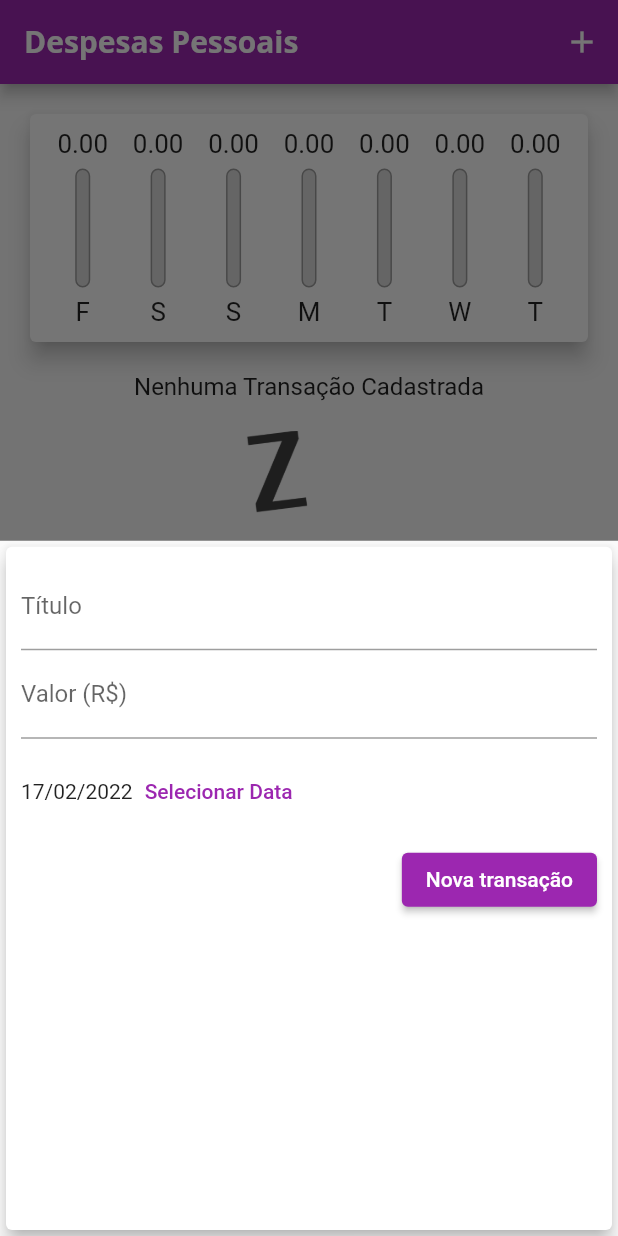
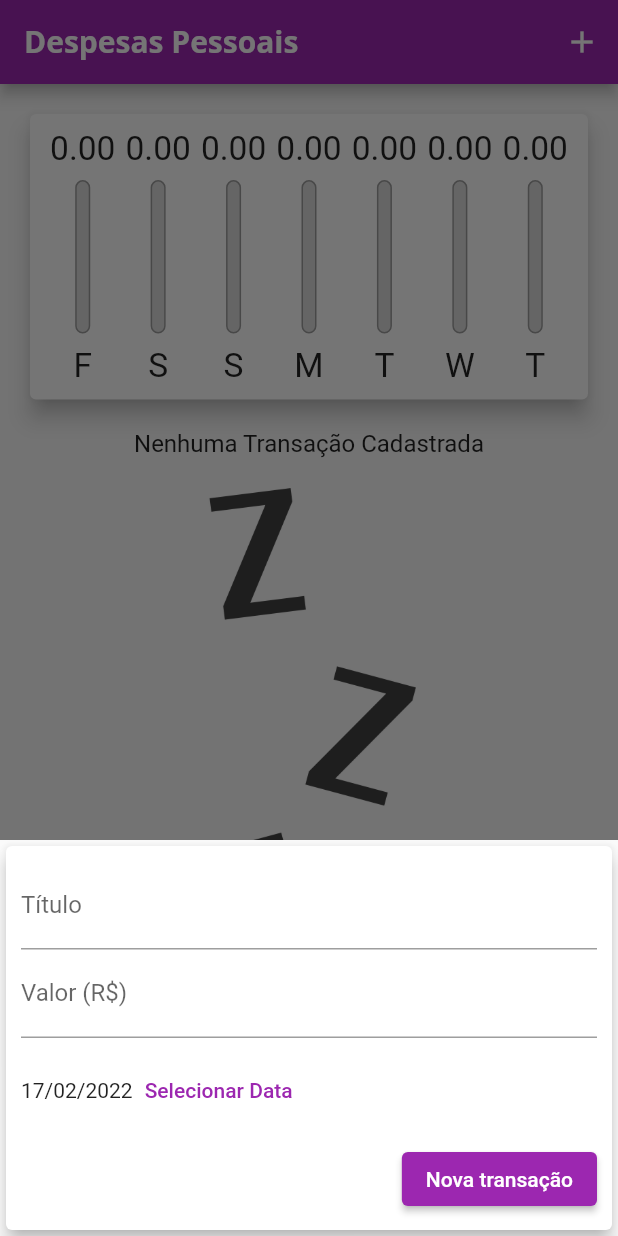
Before and after one commit to Jeaan2/expensesApp, a Flutter app: the screen it shows after launch, after a tap on the "add" icon, on a phone screen of 412 x 824 dp. Run offline on Flutter 3.47's test engine with Material 2 defaults, Android fonts, the phone set to English and light mode, and no system bars.

Commit message:
feat: adding responsivity to components

```diff
--- a/lib/components/transaction_form.dart
+++ b/lib/components/transaction_form.dart
@@ -45,10 +45,16 @@ class _TransactionFormState extends State<TransactionForm> {
 
   @override
   Widget build(BuildContext context) {
-    return Card(
+    return SingleChildScrollView(
+      child: Card(
           elevation: 5,
           child: Padding(
-          padding: const EdgeInsets.all(10),
+            padding: EdgeInsets.only(
+              top: 10,
+              right: 10,
+              left: 10,
+              bottom: 10 + MediaQuery.of(context).viewInsets.bottom,
+            ),
             child: Column(children: <Widget>[
               TextField(
                   controller: _titleController,
@@ -89,6 +95,7 @@ class _TransactionFormState extends State<TransactionForm> {
                 ],
               )
             ]),
-        ));
+          )),
+    );
   }
 }
--- a/lib/components/transaction_list.dart
+++ b/lib/components/transaction_list.dart
@@ -13,7 +13,8 @@ class TransactionList extends StatelessWidget {
   @override
   Widget build(BuildContext context) {
     return transactions.isEmpty
-        ? Column(
+        ? LayoutBuilder(builder: (ctx, constraints) {
+            return Column(
               children: <Widget>[
                 Text(
                   'Nenhuma Transação Cadastrada',
@@ -23,14 +24,15 @@ class TransactionList extends StatelessWidget {
                   height: 20,
                 ),
                 Container(
-                height: 200,
+                  height: constraints.maxHeight * 0.6,
                   child: Image.asset(
                     'assets/images/waiting.png',
                     fit: BoxFit.cover,
                   ),
                 ),
               ],
-          )
+            );
+          })
         : ListView.builder(
             itemCount: transactions.length,
             itemBuilder: (ctx, index) {
@@ -58,7 +60,11 @@ class TransactionList extends StatelessWidget {
                   subtitle: Text(
                     DateFormat('d MMM y').format(tr.date),
                   ),
-                  trailing: IconButton(
+                  trailing: MediaQuery.of(context).size.width > 400
+                      ? TextButton(
+                          onPressed: () => onRemove(tr.id),
+                          child: const Icon(Icons.delete))
+                      : IconButton(
                           icon: const Icon(Icons.delete),
                           color: Theme.of(context).errorColor,
                           onPressed: () => onRemove(tr.id),
--- a/lib/main.dart
+++ b/lib/main.dart
@@ -1,3 +1,4 @@
+import 'dart:io';
 import 'dart:math';
 import 'package:expenses/components/chart.dart';
 import 'package:expenses/components/transaction_list.dart';
@@ -46,6 +47,7 @@ class MyHomePage extends StatefulWidget {
 
 class _MyHomePageState extends State<MyHomePage> {
   final List<Transaction> _transactions = [];
+  bool _showChart = false;
 
   List<Transaction> get _recentTransactions {
     return _transactions.where((tr) {
@@ -90,18 +92,29 @@ class _MyHomePageState extends State<MyHomePage> {
 
   @override
   Widget build(BuildContext context) {
+    final mediaQuery = MediaQuery.of(context);
+    bool isLandscape = mediaQuery.orientation == Orientation.landscape;
+
     final appBar = AppBar(
         title: const Text(
           'Despesas Pessoais',
         ),
         actions: [
+          if (isLandscape)
+            IconButton(
+                onPressed: () {
+                  setState(() {
+                    _showChart = !_showChart;
+                  });
+                },
+                icon: Icon(_showChart ? Icons.list : Icons.show_chart)),
           IconButton(
               onPressed: () => _openTransactionFormModal(context),
               icon: const Icon(Icons.add)),
         ]);
-    final availableHeight = MediaQuery.of(context).size.height -
+    final availableHeight = mediaQuery.size.height -
         appBar.preferredSize.height -
-        MediaQuery.of(context).padding.top;
+        mediaQuery.padding.top;
 
     return Scaffold(
       appBar: appBar,
@@ -109,18 +122,38 @@ class _MyHomePageState extends State<MyHomePage> {
         child: Column(
           crossAxisAlignment: CrossAxisAlignment.stretch,
           children: <Widget>[
+            // if (isLandscape)
+            //   Row(
+            //     mainAxisAlignment: MainAxisAlignment.center,
+            //     children: [
+            //       Text('Exibir Gráfico'),
+            //       Switch.adaptive(
+            //         activeColor: Theme.of(context).accentColor,
+            //         value: _showChart,
+            //         onChanged: (value) {
+            //           setState(() {
+            //             _showChart = value;
+            //           });
+            //         },
+            //       ),
+            //     ],
+            //   ),
+            if (_showChart || !isLandscape)
               Container(
-              height: availableHeight * 0.25,
+                height: availableHeight * (isLandscape ? 0.8 : 0.3),
                 child: Chart(_recentTransactions),
               ),
+            if (!_showChart || !isLandscape)
               Container(
-              height: availableHeight * 0.75,
+                height: availableHeight * (isLandscape ? 1 : 0.7),
                 child: TransactionList(_transactions, _removeTransaction),
               ),
           ],
         ),
       ),
-      floatingActionButton: FloatingActionButton(
+      floatingActionButton: Platform.isIOS
+          ? Container()
+          : FloatingActionButton(
               child: Icon(Icons.add),
               onPressed: () => _openTransactionFormModal(context),
             ),
```
Lines whose indentation alone changed are shown as unchanged.
